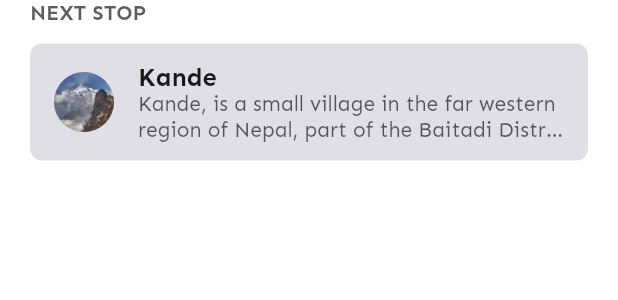
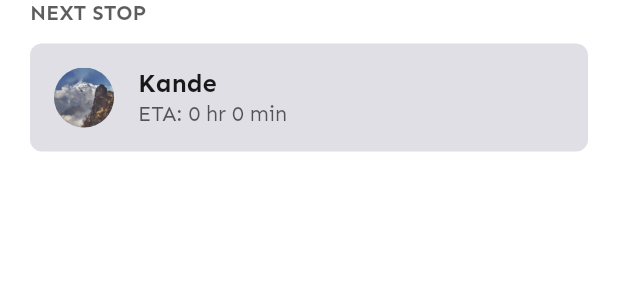
Before and after one commit to AdarshaBista/Sahayatri, a Flutter app: the NextStopCard widget shown alone on an empty page, opened directly with sample values from the repository, on a phone screen of 412 x 824 dp. Shown: the top 300 px of the screen. Run offline on Flutter 3.47's test engine with Material 2 defaults, Android fonts, the light colour scheme and no system bars; our stand-ins replace auto_size_text, bloc, community_material_icon, device_preview, dio, equatable and 14 more; missing offline and left inert: animator, loading_indicator_view, maps_toolkit; accounts and stored records are empty; generated files the repository leaves out were written again.

Commit message:
Added ETA to next stop

```diff
--- a/lib/blocs/tracker_bloc/tracker_bloc.dart
+++ b/lib/blocs/tracker_bloc/tracker_bloc.dart
@@ -68,7 +68,10 @@ class TrackerBloc extends Bloc<TrackerEvent, TrackerState> {
       destination.routePoints,
     );
 
+    final eta = trackerService.getEta(userLocation, nextStop, destination.routePoints);
+
     yield TrackerSuccess(
+      eta: eta,
       nextStop: nextStop,
       userLocation: userLocation,
     );
--- a/lib/blocs/tracker_bloc/tracker_state.dart
+++ b/lib/blocs/tracker_bloc/tracker_state.dart
@@ -12,16 +12,18 @@ class TrackerLoading extends TrackerState {}
 class TrackerLocationError extends TrackerState {}
 
 class TrackerSuccess extends TrackerState {
+  final Duration eta;
   final Place nextStop;
   final UserLocation userLocation;
 
   const TrackerSuccess({
+    @required this.eta,
     @required this.nextStop,
     @required this.userLocation,
   }) : assert(userLocation != null);
 
   @override
-  List<Object> get props => [nextStop, userLocation];
+  List<Object> get props => [eta, nextStop, userLocation];
 }
 
 class TrackerError extends TrackerState {
--- a/lib/core/services/tracker_service/mock_tracker_service.dart
+++ b/lib/core/services/tracker_service/mock_tracker_service.dart
@@ -19,7 +19,7 @@ class MockTrackerService extends TrackerService {
       (index) => UserLocation(
         accuracy: 15.0 + _randomOffset(-5.0, 5.0),
         altitude: 2000.0 + _randomOffset(-50.0, 50.0),
-        speed: 5.0 + _randomOffset(-2.0, 2.0),
+        speed: 2.0 + _randomOffset(-2.0, 2.0),
         bearing: 90.0 + _randomOffset(-90.0, 90.0),
         timestamp: DateTime.now(),
         coord: Coord(
--- a/lib/ui/pages/tracker_page/widgets/next_stop_card.dart
+++ b/lib/ui/pages/tracker_page/widgets/next_stop_card.dart
@@ -12,8 +12,10 @@ import 'package:sahayatri/ui/shared/widgets/custom_card.dart';
 
 class NextStopCard extends StatelessWidget {
   final Place place;
+  final Duration eta;
 
   const NextStopCard({
+    @required this.eta,
     @required this.place,
   });
 
@@ -30,9 +32,7 @@ class NextStopCard extends StatelessWidget {
           ),
           const SizedBox(height: 12.0),
           CustomCard(
-            padding: place != null
-                ? const EdgeInsets.symmetric(vertical: 8.0)
-                : const EdgeInsets.all(16.0),
+            padding: EdgeInsets.all(place != null ? 0.0 : 16.0),
             child: place != null ? _buildTile(context) : _buildNoNextStop(),
           ),
         ],
@@ -47,10 +47,8 @@ class NextStopCard extends StatelessWidget {
         style: AppTextStyles.medium.bold,
       ),
       subtitle: Text(
-        place.description,
+        eta != null ? 'ETA: ${eta.inHours} hr ${eta.inMinutes.remainder(60)} min' : '-',
         style: AppTextStyles.small,
-        maxLines: 2,
-        overflow: TextOverflow.ellipsis,
       ),
       leading: CircleAvatar(backgroundImage: AssetImage(place.imageUrls[0])),
       onTap: () {
--- a/lib/ui/pages/tracker_page/widgets/tracker_panel.dart
+++ b/lib/ui/pages/tracker_page/widgets/tracker_panel.dart
@@ -42,7 +42,10 @@ class TrackerPanel extends StatelessWidget {
             userLocation: state.userLocation,
           ),
           const Divider(height: 20.0),
-          NextStopCard(place: state.nextStop),
+          NextStopCard(
+            eta: state.eta,
+            place: state.nextStop,
+          ),
         ],
       ),
     );
```
Also changed, not shown: lib/core/services/tracker_service/tracker_service.dart (+13 -0 lines).
